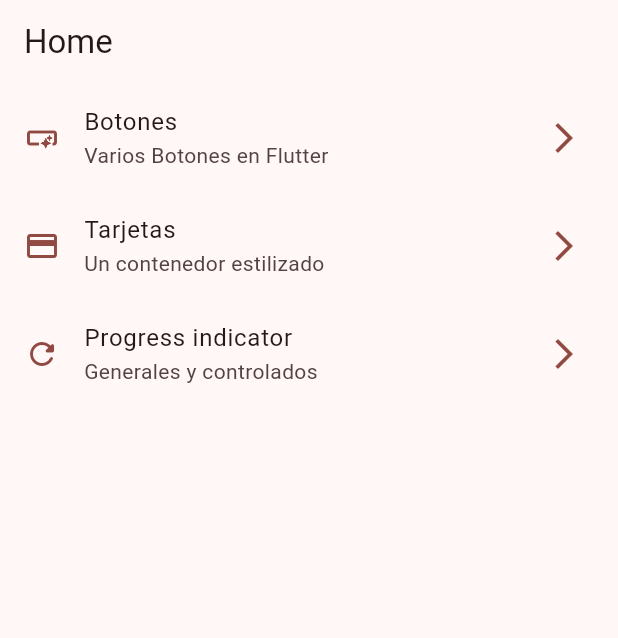
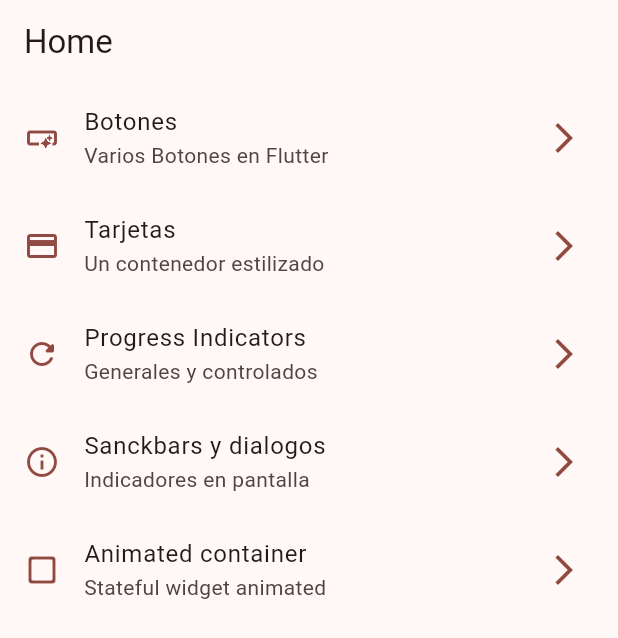
Before and after one commit to SebastianCoronaOptimen/CrusoFlutter, a Flutter app: the screen it shows after launch, on a phone screen of 412 x 824 dp. Shown: the top 638 px of the screen. Run offline on Flutter 3.47's test engine with Material 3 defaults, Android fonts, the phone set to English and light mode, and no system bars; our stand-ins replace animate_do, dio, go_router, video_player.

```diff
--- a/widgets_app/lib/config/menu/menu_items.dart
+++ b/widgets_app/lib/config/menu/menu_items.dart
@@ -20,17 +20,29 @@ const appMenuItems = <MenuItem>[
     subtitle: 'Varios Botones en Flutter',
     link: '/buttons',
     icon: Icons.smart_button_outlined
-    ),
-    MenuItem(
+  ),
+  MenuItem(
     title: 'Tarjetas',
     subtitle: 'Un contenedor estilizado',
     link: '/cards',
     icon: Icons.credit_card
-    ),
-    MenuItem(
-    title: 'Progress indicator',
+  ),
+  MenuItem(
+    title: 'Progress Indicators',
     subtitle: 'Generales y controlados',
     link: '/progress',
     icon: Icons.refresh_rounded
-    ),
+  ),
+  MenuItem(
+    title: 'Sanckbars y dialogos',
+    subtitle: 'Indicadores en pantalla',
+    link: '/snackbars',
+    icon: Icons.info_outline
+  ),
+  MenuItem(
+    title: 'Animated container',
+    subtitle: 'Stateful widget animated',
+    link: '/animated',
+    icon: Icons.check_box_outline_blank_rounded
+  ),
 ];
--- a/widgets_app/lib/config/router/app_router.dart
+++ b/widgets_app/lib/config/router/app_router.dart
@@ -22,10 +22,20 @@ final appRouter = GoRouter(
       path: '/cards',
       builder: (context, state) => const CardsScreen(),
     ),
-        GoRoute(
+    GoRoute(
       name: ProgressScreen.name,
       path: '/progress',
       builder: (context, state) => const ProgressScreen(),
     ),
+    GoRoute(
+      name: SnackBarScreen.name,
+      path: '/snackbars',
+      builder: (context, state) => const SnackBarScreen(),
+    ),
+    GoRoute(
+      name: AnimatedScreen.name,
+      path: '/animated',
+      builder: (context, state) => const AnimatedScreen(),
+    ),
   ],
 );
--- a/widgets_app/lib/main.dart
+++ b/widgets_app/lib/main.dart
@@ -12,6 +12,7 @@ class MainApp extends StatelessWidget {
   @override
   Widget build(BuildContext context) {
     return MaterialApp.router(
+      title: 'Flutter Widget',
       routerConfig: appRouter,
       debugShowCheckedModeBanner: false,
       theme: AppTheme(selectedColor: 3).getTheme(),
--- a/widgets_app/lib/presentation/screens/progress/pregress_screen.dart
+++ b/widgets_app/lib/presentation/screens/progress/pregress_screen.dart
@@ -57,7 +57,7 @@ class _ControlledProgressIndicator extends StatelessWidget {
             CircularProgressIndicator(
               strokeWidth: 2, backgroundColor: Colors.black12, value: progressValue,
             ),
-            SizedBox(width: 20,),
+            const SizedBox(width: 20,),
             Expanded(
               child: LinearProgressIndicator(value: progressValue))
           ],
```
Also changed, not shown: widgets_app/lib/presentation/screens/animated/animated_screen.dart (+46 -2 lines), widgets_app/lib/presentation/screens/snackbar/snackbar_screen.dart (+46 -1 lines).
